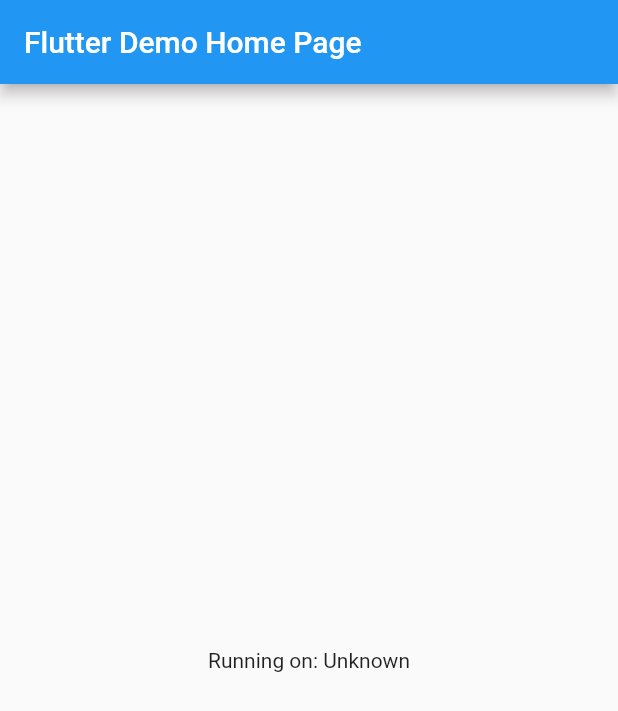
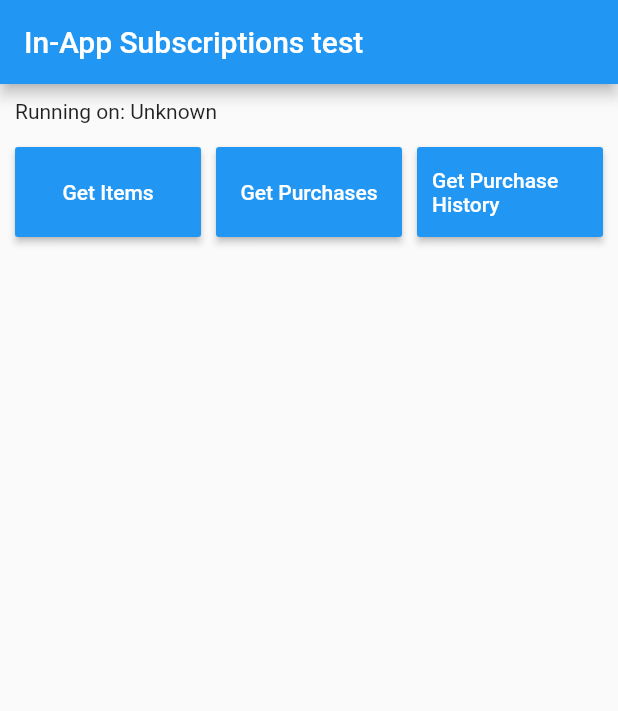
Before and after one commit to avioli/flutter_subscription_test, a Flutter app: the screen it shows after launch, on a phone screen of 412 x 824 dp. Shown: the top 711 px of the screen. Run offline on Flutter 3.47's test engine with Material 2 defaults, Android fonts, the phone set to English and light mode, and no system bars; missing offline and left inert: flutter_inapp_purchase.

Commit message:
add buttons to get products, purchases and history

```diff
--- a/lib/main.dart
+++ b/lib/main.dart
@@ -1,3 +1,6 @@
+import 'dart:async';
+import 'dart:io';
+
 import 'package:flutter/material.dart';
 import 'package:flutter/services.dart';
 import 'package:flutter_inapp_purchase/flutter_inapp_purchase.dart';
@@ -13,35 +16,58 @@ class MyApp extends StatelessWidget {
   @override
   Widget build(BuildContext context) {
     return MaterialApp(
-      title: 'Flutter Demo',
+      title: 'In-App Subscriptions test',
       theme: ThemeData(
         primarySwatch: Colors.blue,
       ),
-      home: const MyHomePage(title: 'Flutter Demo Home Page'),
+      home: const MyHomePage(title: 'In-App Subscriptions test'),
     );
   }
 }
 
-class MyHomePage extends StatefulWidget {
+// This widget is the home page of your application.
+class MyHomePage extends StatelessWidget {
   const MyHomePage({Key? key, required this.title}) : super(key: key);
-
-  // This widget is the home page of your application. It is stateful, meaning
-  // that it has a State object (defined below) that contains fields that affect
-  // how it looks.
-
-  // This class is the configuration for the state. It holds the values (in this
-  // case the title) provided by the parent (in this case the App widget) and
-  // used by the build method of the State. Fields in a Widget subclass are
-  // always marked "final".
 
   final String title;
 
   @override
-  State<MyHomePage> createState() => _MyHomePageState();
+  Widget build(BuildContext context) {
+    return Scaffold(
+      appBar: AppBar(
+        title: Text(title),
+      ),
+      body: const InApp(),
+    );
+  }
 }
 
-class _MyHomePageState extends State<MyHomePage> {
+class InApp extends StatefulWidget {
+  const InApp({Key? key}) : super(key: key);
+
+  @override
+  _InAppState createState() => _InAppState();
+}
+
+class _InAppState extends State<InApp> {
+  StreamSubscription? _purchaseUpdatedSubscription;
+
+  StreamSubscription? _purchaseErrorSubscription;
+
+  final List<String> _productLists = Platform.isAndroid
+      ? [
+          //
+        ]
+      : [
+          'TESTSUB001',
+          //
+        ];
+
   String _platformVersion = 'Unknown';
+
+  List<IAPItem> _items = [];
+
+  List<PurchasedItem> _purchases = [];
 
   @override
   void initState() {
@@ -51,7 +77,7 @@ class _MyHomePageState extends State<MyHomePage> {
 
   // Platform messages are asynchronous, so we initialize in an async method.
   Future<void> initPlatformState() async {
-    String? platformVersion;
+    String platformVersion;
     // Platform messages may fail, so we use a try/catch PlatformException.
     try {
       platformVersion =
@@ -70,53 +96,230 @@ class _MyHomePageState extends State<MyHomePage> {
     if (!mounted) return;
 
     setState(() {
-      _platformVersion = platformVersion!;
+      _platformVersion = platformVersion;
+    });
+
+    // refresh items for android
+    try {
+      String msg = await FlutterInappPurchase.instance.consumeAllItems;
+      print('consumeAllItems: $msg'); // ios: $msg = 'no-ops in ios'
+    } catch (err) {
+      print('consumeAllItems error: $err');
+    }
+
+    _purchaseUpdatedSubscription =
+        FlutterInappPurchase.purchaseUpdated.listen((productItem) {
+      print('purchase-updated: $productItem');
+    });
+
+    _purchaseErrorSubscription =
+        FlutterInappPurchase.purchaseError.listen((purchaseError) {
+      print('purchase-error: $purchaseError');
+    });
+  }
+
+  void _requestPurchase(IAPItem item) {
+    assert(item.productId != null, "productId can't be null");
+    FlutterInappPurchase.instance.requestPurchase(item.productId!);
+  }
+
+  Future _getProduct() async {
+    final items =
+        await FlutterInappPurchase.instance.getProducts(_productLists);
+    for (IAPItem item in items) {
+      print(item.toString());
+      _items.add(item);
+    }
+    setState(() {
+      _items = items;
+      _purchases = [];
+    });
+  }
+
+  Future _getPurchases() async {
+    final items =
+        await FlutterInappPurchase.instance.getAvailablePurchases() ?? [];
+    for (PurchasedItem item in items) {
+      print(item.toString());
+      _purchases.add(item);
+    }
+    setState(() {
+      _items = [];
+      _purchases = items;
+    });
+  }
+
+  Future _getPurchaseHistory() async {
+    final items =
+        await FlutterInappPurchase.instance.getPurchaseHistory() ?? [];
+    for (PurchasedItem item in items) {
+      print(item.toString());
+      _purchases.add(item);
+    }
+    setState(() {
+      _items = [];
+      _purchases = items;
     });
   }
 
   @override
   void dispose() async {
     super.dispose();
+    _purchaseUpdatedSubscription?.cancel();
+    _purchaseUpdatedSubscription = null;
+    _purchaseErrorSubscription?.cancel();
+    _purchaseErrorSubscription = null;
     await FlutterInappPurchase.instance.endConnection;
+  }
+
+  List<Widget> _renderInApps() {
+    return _items.map(_renderItem).toList();
+  }
+
+  Widget _renderItem(IAPItem item) {
+    return Container(
+      margin: const EdgeInsets.symmetric(vertical: 10.0),
+      child: Column(
+        children: <Widget>[
+          Container(
+            margin: const EdgeInsets.only(bottom: 5.0),
+            child: Text(
+              item.toString(),
+              style: const TextStyle(fontSize: 18.0, color: Colors.black),
+            ),
+          ),
+          MaterialButton(
+            color: Colors.orange,
+            onPressed: () {
+              print("---------- Buy Item Button Pressed");
+              _requestPurchase(item);
+            },
+            child: Row(
+              children: <Widget>[
+                Expanded(
+                  child: Container(
+                    height: 48.0,
+                    alignment: Alignment.centerLeft,
+                    child: const Text('Buy Item'),
+                  ),
+                ),
+              ],
+            ),
+          ),
+        ],
+      ),
+    );
+  }
+
+  List<Widget> _renderPurchases() {
+    return _purchases.map(_renderPurchase).toList();
+  }
+
+  Widget _renderPurchase(PurchasedItem item) {
+    return Container(
+      margin: const EdgeInsets.symmetric(vertical: 10.0),
+      child: Column(
+        children: <Widget>[
+          Container(
+            margin: const EdgeInsets.only(bottom: 5.0),
+            child: Text(
+              item.toString(),
+              style: const TextStyle(fontSize: 18.0, color: Colors.black),
+            ),
+          )
+        ],
+      ),
+    );
   }
 
   @override
   Widget build(BuildContext context) {
-    // This method is rerun every time setState is called.
-    //
-    // The Flutter framework has been optimized to make rerunning build methods
-    // fast, so that you can just rebuild anything that needs updating rather
-    // than having to individually change instances of widgets.
-    return Scaffold(
-      appBar: AppBar(
-        // Here we take the value from the MyHomePage object that was created by
-        // the App.build method, and use it to set our appbar title.
-        title: Text(widget.title),
-      ),
-      body: Center(
-        // Center is a layout widget. It takes a single child and positions it
-        // in the middle of the parent.
-        child: Column(
-          // Column is also a layout widget. It takes a list of children and
-          // arranges them vertically. By default, it sizes itself to fit its
-          // children horizontally, and tries to be as tall as its parent.
-          //
-          // Invoke "debug painting" (press "p" in the console, choose the
-          // "Toggle Debug Paint" action from the Flutter Inspector in Android
-          // Studio, or the "Toggle Debug Paint" command in Visual Studio Code)
-          // to see the wireframe for each widget.
-          //
-          // Column has various properties to control how it sizes itself and
-          // how it positions its children. Here we use mainAxisAlignment to
-          // center the children vertically; the main axis here is the vertical
-          // axis because Columns are vertical (the cross axis would be
-          // horizontal).
-          mainAxisAlignment: MainAxisAlignment.center,
-          children: <Widget>[
-            Text('Running on: $_platformVersion'),
-          ],
-        ),
+    return Container(
+      padding: const EdgeInsets.all(10.0),
+      child: ListView(
+        children: <Widget>[
+          Column(
+            crossAxisAlignment: CrossAxisAlignment.start,
+            mainAxisAlignment: MainAxisAlignment.start,
+            children: <Widget>[
+              Text('Running on: $_platformVersion\n'),
+              Row(
+                mainAxisAlignment: MainAxisAlignment.spaceBetween,
+                children: <Widget>[
+                  Expanded(
+                    flex: 1,
+                    child: Btn(
+                      text: const Text('Get Items'),
+                      height: 60,
+                      onPressed: () {
+                        print("---------- Get Items Button Pressed");
+                        _getProduct();
+                      },
+                    ),
+                  ),
+                  const SizedBox(width: 10),
+                  Expanded(
+                    flex: 1,
+                    child: Btn(
+                      text: const Text('Get Purchases'),
+                      height: 60,
+                      onPressed: () {
+                        print("---------- Get Purchases Button Pressed");
+                        _getPurchases();
+                      },
+                    ),
+                  ),
+                  const SizedBox(width: 10),
+                  Expanded(
+                    flex: 1,
+                    child: Btn(
+                      text: const Text('Get Purchase History'),
+                      height: 60,
+                      onPressed: () {
+                        print("---------- Get Purchase History Button Pressed");
+                        _getPurchaseHistory();
+                      },
+                    ),
+                  ),
+                ],
+              ),
+              Column(children: _renderInApps()),
+              Column(children: _renderPurchases()),
+            ],
+          ),
+        ],
       ),
     );
   }
 }
+
+class Btn extends StatelessWidget {
+  const Btn({
+    Key? key,
+    required this.text,
+    this.height,
+    this.onPressed,
+  }) : super(key: key);
+
+  final Widget text;
+
+  final double? height;
+
+  final VoidCallback? onPressed;
+
+  @override
+  Widget build(BuildContext context) {
+    return MaterialButton(
+      height: height,
+      color: Theme.of(context).primaryColor,
+      textColor: Theme.of(context).primaryTextTheme.button?.color,
+      padding: const EdgeInsets.all(0.0),
+      onPressed: onPressed,
+      child: Container(
+        padding: const EdgeInsets.symmetric(horizontal: 10.0),
+        alignment: Alignment.center,
+        child: text,
+      ),
+    );
+  }
+}
```
